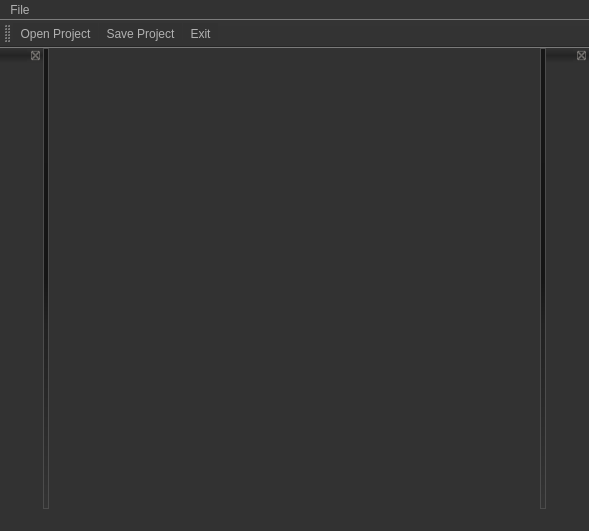
This is CuteEngine/mainwindow.ui in Code0100Food/CuteEngine as Qt 5 draws it before an edit. The edited form follows.
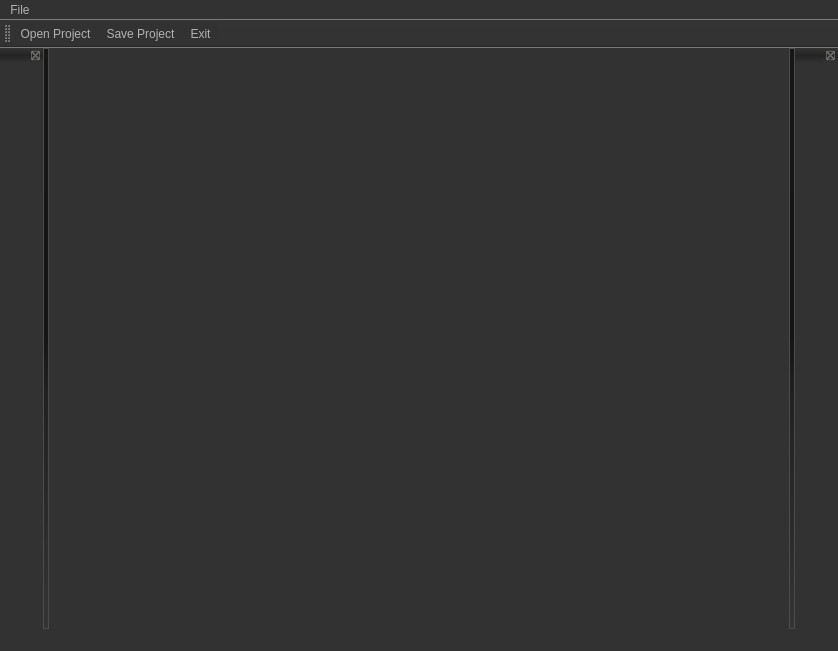
This is the edited form. Icons and pictures are not drawn. Custom widgets are drawn as their Qt base class.

Patch:
```diff
--- a/CuteEngine/mainwindow.ui
+++ b/CuteEngine/mainwindow.ui
@@ -6,8 +6,8 @@
    <rect>
     <x>0</x>
     <y>0</y>
-    <width>589</width>
-    <height>531</height>
+    <width>838</width>
+    <height>651</height>
    </rect>
   </property>
   <property name="windowTitle">
@@ -475,13 +475,13 @@
 }</string>
   </property>
   <widget class="QWidget" name="centralWidget">
-   <widget class="CircleWidget" name="widget" native="true">
+   <widget class="QWidget" name="widget" native="true">
     <property name="geometry">
      <rect>
       <x>20</x>
       <y>10</y>
-      <width>351</width>
-      <height>341</height>
+      <width>601</width>
+      <height>421</height>
      </rect>
     </property>
    </widget>
@@ -491,7 +491,7 @@
     <rect>
      <x>0</x>
      <y>0</y>
-     <width>589</width>
+     <width>838</width>
      <height>21</height>
     </rect>
    </property>
@@ -568,14 +568,6 @@
   </action>
  </widget>
  <layoutdefault spacing="6" margin="11"/>
- <customwidgets>
-  <customwidget>
-   <class>CircleWidget</class>
-   <extends>QWidget</extends>
-   <header>circlewidget.h</header>
-   <container>1</container>
-  </customwidget>
- </customwidgets>
  <resources>
   <include location="icons.qrc"/>
  </resources>
```
